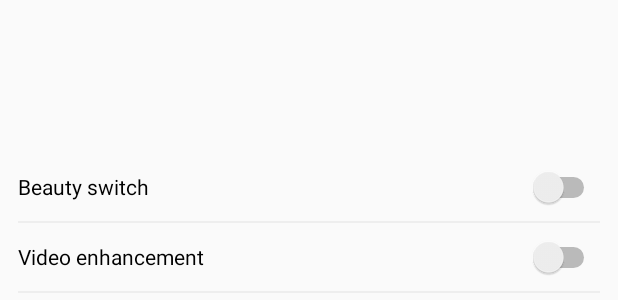
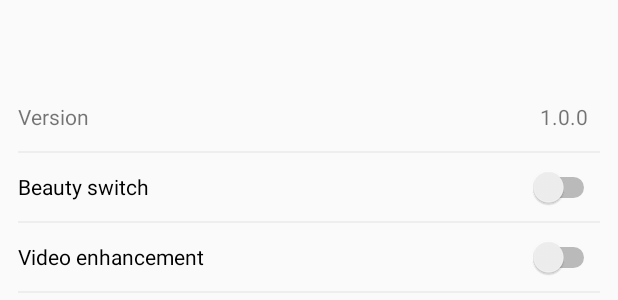
Before and after one commit to AgoraIO-Community/BeautyAPI, an Android app: the layout setting_dialog.xml on its own in the app's theme, with its tools: preview values and no code run, on a phone screen of 412 x 824 dp. Shown: the part 721-1021 px from the top of the screen. Run offline under Robolectric (Android 15) with nearby library versions, the phone set to English and light mode, and no system bars.

Commit message:
android bugfixs.

```diff
--- a/Android/app/src/main/java/io/agora/beautyapi/demo/module/bytedance/ByteDanceActivity.kt
+++ b/Android/app/src/main/java/io/agora/beautyapi/demo/module/bytedance/ByteDanceActivity.kt
@@ -164,6 +164,7 @@ class ByteDanceActivity : ComponentActivity() {
     private var beautyEnable = true
     private val mSettingDialog by lazy {
         SettingsDialog(this).apply {
+            setBeautySdk(RenderManager.getSDKVersion())
             setBeautyEnable(beautyEnable)
             setOnBeautyChangeListener { enable ->
                 beautyEnable = enable
@@ -359,8 +360,10 @@ class ByteDanceActivity : ComponentActivity() {
     }
 
     private fun initView() {
-        mBinding.tvBeautySdk.text = "Version:${RenderManager.getSDKVersion()}"
         mBinding.tvChannel.text = "Channel:$mChannelName"
+        mBinding.btnBack.setOnClickListener {
+            finish()
+        }
         mBinding.ivCamera.setOnClickListener {
             mRtcEngine.switchCamera()
         }
--- a/Android/app/src/main/java/io/agora/beautyapi/demo/module/sensetime/SenseTimeActivity.kt
+++ b/Android/app/src/main/java/io/agora/beautyapi/demo/module/sensetime/SenseTimeActivity.kt
@@ -179,6 +179,7 @@ class SenseTimeActivity : ComponentActivity() {
 
     private val mSettingDialog by lazy {
         SettingsDialog(this).apply {
+            setBeautySdk(STCommonNative.getVersion())
             setBeautyEnable(beautyEnable)
             setOnBeautyChangeListener { enable ->
                 beautyEnable = enable
@@ -369,8 +370,10 @@ class SenseTimeActivity : ComponentActivity() {
     }
 
     private fun initView() {
-        mBinding.tvBeautySdk.text = "Version:${STCommonNative.getVersion()}"
         mBinding.tvChannel.text = "Channel:$mChannelName"
+        mBinding.btnBack.setOnClickListener {
+            finish()
+        }
         mBinding.ivCamera.setOnClickListener {
             mRtcEngine.switchCamera()
         }
--- a/Android/app/src/main/java/io/agora/beautyapi/demo/widget/SettingsDialog.kt
+++ b/Android/app/src/main/java/io/agora/beautyapi/demo/widget/SettingsDialog.kt
@@ -19,6 +19,10 @@ class SettingsDialog(private val context: Context) {
         BottomSheetDialog(context).apply {
             setContentView(mBinding.root)
         }
+    }
+
+    fun setBeautySdk(version: String) {
+        mBinding.tvBeautySdk.text = version
     }
 
     fun setBeautyEnable(enable: Boolean) {
--- a/Android/app/src/main/res/layout/setting_dialog.xml
+++ b/Android/app/src/main/res/layout/setting_dialog.xml
@@ -1,10 +1,37 @@
 <?xml version="1.0" encoding="utf-8"?>
 <LinearLayout xmlns:android="http://schemas.android.com/apk/res/android"
+    xmlns:tools="http://schemas.android.com/tools"
     android:layout_width="match_parent"
     android:layout_height="wrap_content"
     android:padding="12dp"
     android:layout_gravity="bottom"
     android:orientation="vertical">
+
+    <LinearLayout
+        android:layout_width="match_parent"
+        android:layout_height="45dp"
+        android:gravity="center_vertical"
+        android:orientation="horizontal">
+
+        <TextView
+            android:layout_width="wrap_content"
+            android:layout_height="wrap_content"
+            android:text="Version" />
+
+        <TextView
+            android:id="@+id/tvBeautySdk"
+            android:layout_width="0dp"
+            android:gravity="end|center_vertical"
+            android:layout_height="wrap_content"
+            android:layout_weight="1"
+            android:layout_marginEnd="8dp"
+            tools:text="1.0.0" />
+    </LinearLayout>
+
+    <View
+        android:layout_width="match_parent"
+        android:layout_height="1dp"
+        android:background="#eeeeee"/>
 
     <Switch
         android:id="@+id/swBeauty"
```
Also changed, not shown: Android/app/src/main/java/io/agora/beautyapi/demo/module/faceunity/FaceUnityActivity.kt (+13 -1 lines), Android/app/src/main/res/layout/beauty_activity.xml (+17 -13 lines), Android/app/src/main/res/values/styles.xml (+7 -0 lines), Android/app/src/main/res/mipmap-xxhdpi/ic_beauty_back.png (added).
